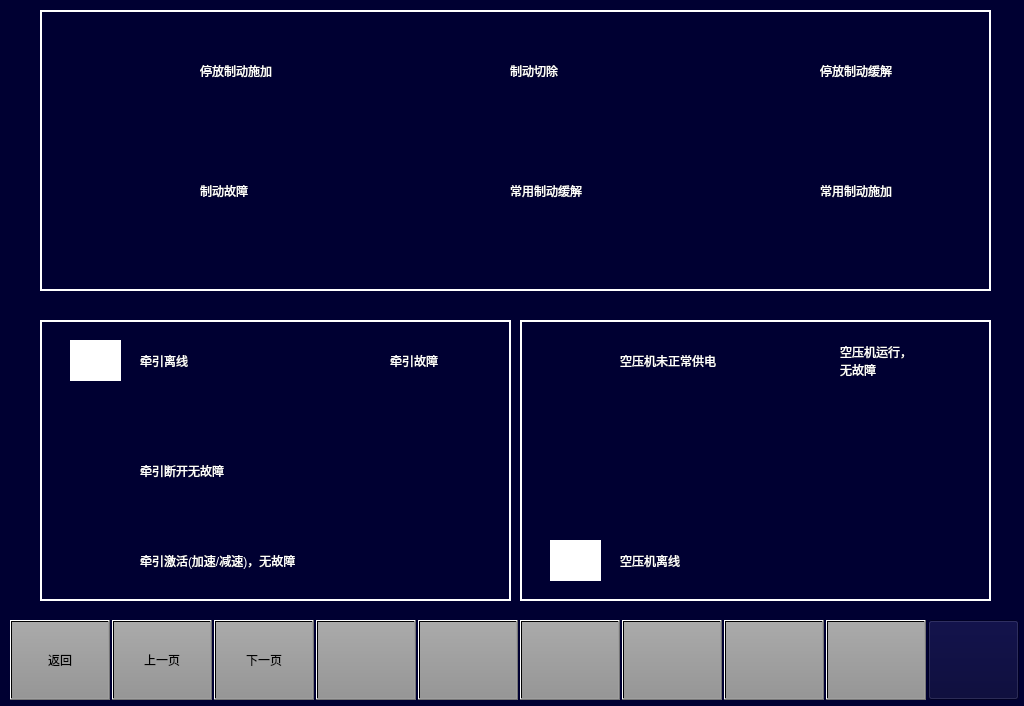
Qt form helppage4.ui (994656234/HHL) before a commit.
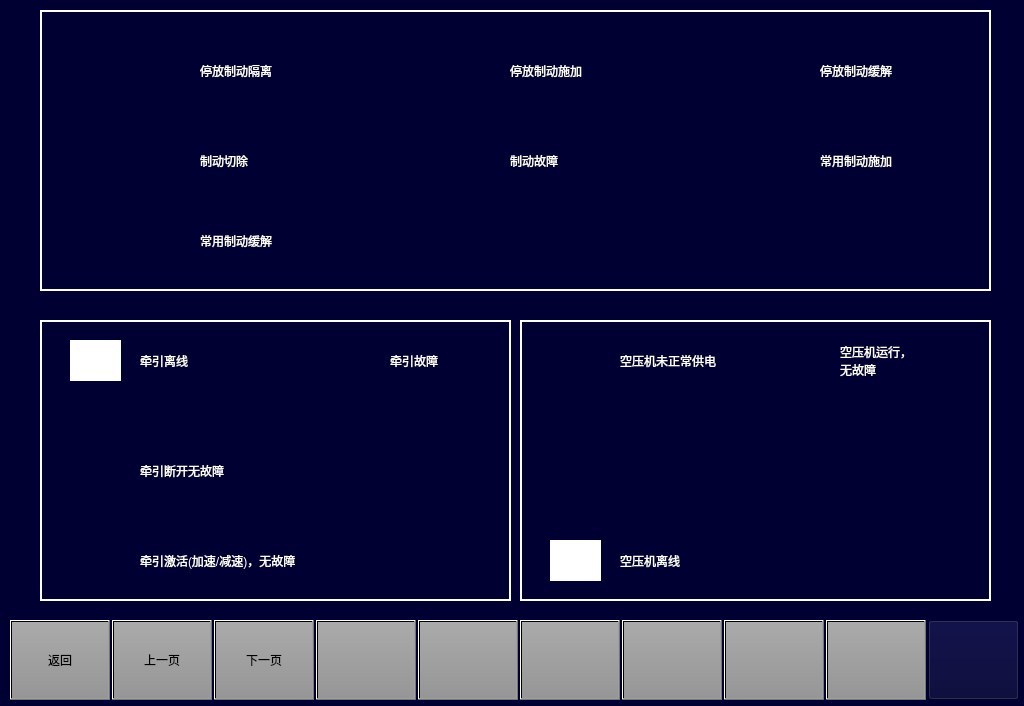
The same form after that commit. Icons and pictures are not drawn.

Commit message: 追加停放制動隔離

What changed in the file:
```diff
--- a/helppage4.ui
+++ b/helppage4.ui
@@ -278,39 +278,6 @@
     <string/>
    </property>
   </widget>
-  <widget class="QLabel" name="label_22">
-   <property name="geometry">
-    <rect>
-     <x>440</x>
-     <y>50</y>
-     <width>51</width>
-     <height>41</height>
-    </rect>
-   </property>
-   <property name="styleSheet">
-    <string notr="true">border-image: url(:/images/image/doorcutoff.png);</string>
-   </property>
-   <property name="text">
-    <string/>
-   </property>
-  </widget>
-  <widget class="QLabel" name="label_15">
-   <property name="geometry">
-    <rect>
-     <x>510</x>
-     <y>60</y>
-     <width>101</width>
-     <height>21</height>
-    </rect>
-   </property>
-   <property name="styleSheet">
-    <string notr="true">color: rgb(255, 255, 255);
-font:16px &quot;微软雅黑&quot;;</string>
-   </property>
-   <property name="text">
-    <string>制动切除</string>
-   </property>
-  </widget>
   <widget class="QLabel" name="label_16">
    <property name="geometry">
     <rect>
@@ -325,7 +292,7 @@
 font:16px &quot;微软雅黑&quot;;</string>
    </property>
    <property name="text">
-    <string>停放制动施加</string>
+    <string>停放制动隔离</string>
    </property>
   </widget>
   <widget class="QLabel" name="label_23">
@@ -364,8 +331,8 @@
   <widget class="QLabel" name="label_24">
    <property name="geometry">
     <rect>
-     <x>130</x>
-     <y>170</y>
+     <x>440</x>
+     <y>140</y>
      <width>51</width>
      <height>41</height>
     </rect>
@@ -380,8 +347,8 @@
   <widget class="QLabel" name="label_18">
    <property name="geometry">
     <rect>
-     <x>200</x>
-     <y>180</y>
+     <x>510</x>
+     <y>150</y>
      <width>131</width>
      <height>21</height>
     </rect>
@@ -394,44 +361,11 @@
     <string>制动故障</string>
    </property>
   </widget>
-  <widget class="QLabel" name="label_25">
-   <property name="geometry">
-    <rect>
-     <x>440</x>
-     <y>170</y>
-     <width>51</width>
-     <height>41</height>
-    </rect>
-   </property>
-   <property name="styleSheet">
-    <string notr="true">border-image: url(:/images/image/bcurelease.png);</string>
-   </property>
-   <property name="text">
-    <string/>
-   </property>
-  </widget>
-  <widget class="QLabel" name="label_19">
-   <property name="geometry">
-    <rect>
-     <x>510</x>
-     <y>180</y>
-     <width>131</width>
-     <height>21</height>
-    </rect>
-   </property>
-   <property name="styleSheet">
-    <string notr="true">color: rgb(255, 255, 255);
-font:16px &quot;微软雅黑&quot;;</string>
-   </property>
-   <property name="text">
-    <string>常用制动缓解</string>
-   </property>
-  </widget>
   <widget class="QLabel" name="label_26">
    <property name="geometry">
     <rect>
      <x>750</x>
-     <y>170</y>
+     <y>140</y>
      <width>51</width>
      <height>41</height>
     </rect>
@@ -447,7 +381,7 @@
    <property name="geometry">
     <rect>
      <x>820</x>
-     <y>180</y>
+     <y>150</y>
      <width>131</width>
      <height>21</height>
     </rect>
@@ -728,6 +662,105 @@
     <string/>
    </property>
   </widget>
+  <widget class="QLabel" name="label_42">
+   <property name="geometry">
+    <rect>
+     <x>200</x>
+     <y>230</y>
+     <width>131</width>
+     <height>21</height>
+    </rect>
+   </property>
+   <property name="styleSheet">
+    <string notr="true">color: rgb(255, 255, 255);
+font:16px &quot;微软雅黑&quot;;</string>
+   </property>
+   <property name="text">
+    <string>常用制动缓解</string>
+   </property>
+  </widget>
+  <widget class="QLabel" name="label_43">
+   <property name="geometry">
+    <rect>
+     <x>130</x>
+     <y>220</y>
+     <width>51</width>
+     <height>41</height>
+    </rect>
+   </property>
+   <property name="styleSheet">
+    <string notr="true">border-image: url(:/images/image/bcurelease.png);</string>
+   </property>
+   <property name="text">
+    <string/>
+   </property>
+  </widget>
+  <widget class="QLabel" name="label_15">
+   <property name="geometry">
+    <rect>
+     <x>200</x>
+     <y>150</y>
+     <width>101</width>
+     <height>21</height>
+    </rect>
+   </property>
+   <property name="styleSheet">
+    <string notr="true">color: rgb(255, 255, 255);
+font:16px &quot;微软雅黑&quot;;</string>
+   </property>
+   <property name="text">
+    <string>制动切除</string>
+   </property>
+  </widget>
+  <widget class="QLabel" name="label_22">
+   <property name="geometry">
+    <rect>
+     <x>130</x>
+     <y>140</y>
+     <width>51</width>
+     <height>41</height>
+    </rect>
+   </property>
+   <property name="styleSheet">
+    <string notr="true">border-image: url(:/images/image/doorcutoff.png);</string>
+   </property>
+   <property name="text">
+    <string/>
+   </property>
+  </widget>
+  <widget class="QLabel" name="label_25">
+   <property name="geometry">
+    <rect>
+     <x>440</x>
+     <y>50</y>
+     <width>51</width>
+     <height>41</height>
+    </rect>
+   </property>
+   <property name="styleSheet">
+    <string notr="true">border-image: url(:/images/image/bcupbapp.png);</string>
+   </property>
+   <property name="text">
+    <string/>
+   </property>
+  </widget>
+  <widget class="QLabel" name="label_19">
+   <property name="geometry">
+    <rect>
+     <x>510</x>
+     <y>60</y>
+     <width>131</width>
+     <height>21</height>
+    </rect>
+   </property>
+   <property name="styleSheet">
+    <string notr="true">color: rgb(255, 255, 255);
+font:16px &quot;微软雅黑&quot;;</string>
+   </property>
+   <property name="text">
+    <string>停放制动施加</string>
+   </property>
+  </widget>
  </widget>
  <resources/>
  <connections/>
```
Left out of the diff: 2 changed lines with no effect on the pictures. The commit also changes 10 other files.
